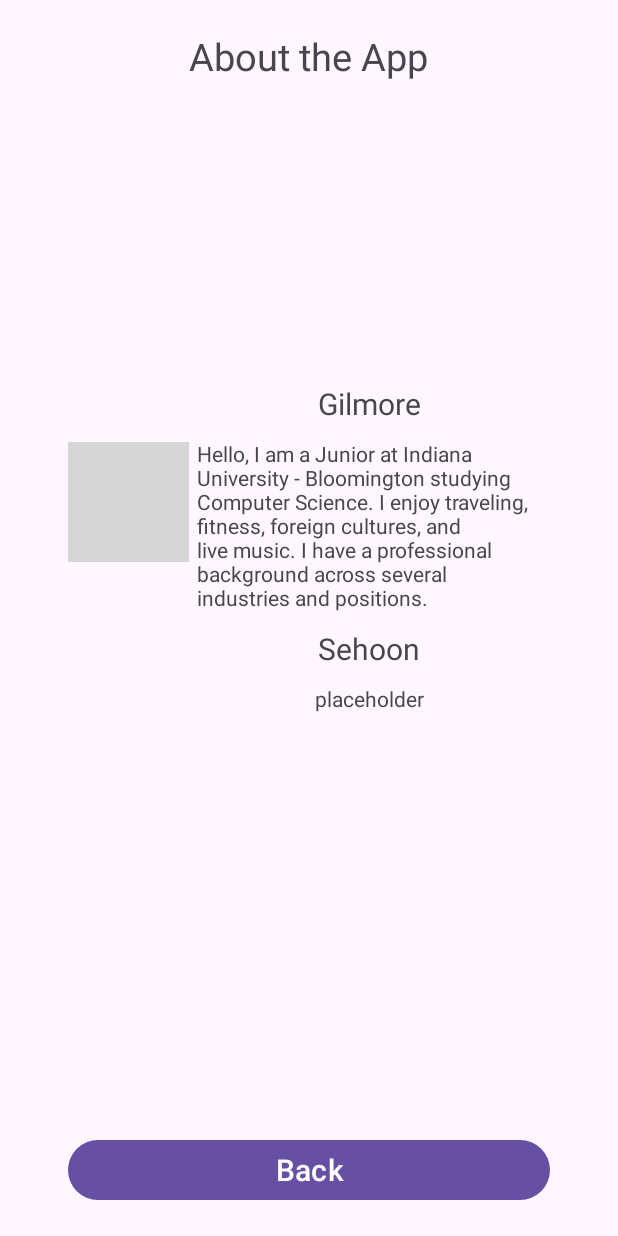
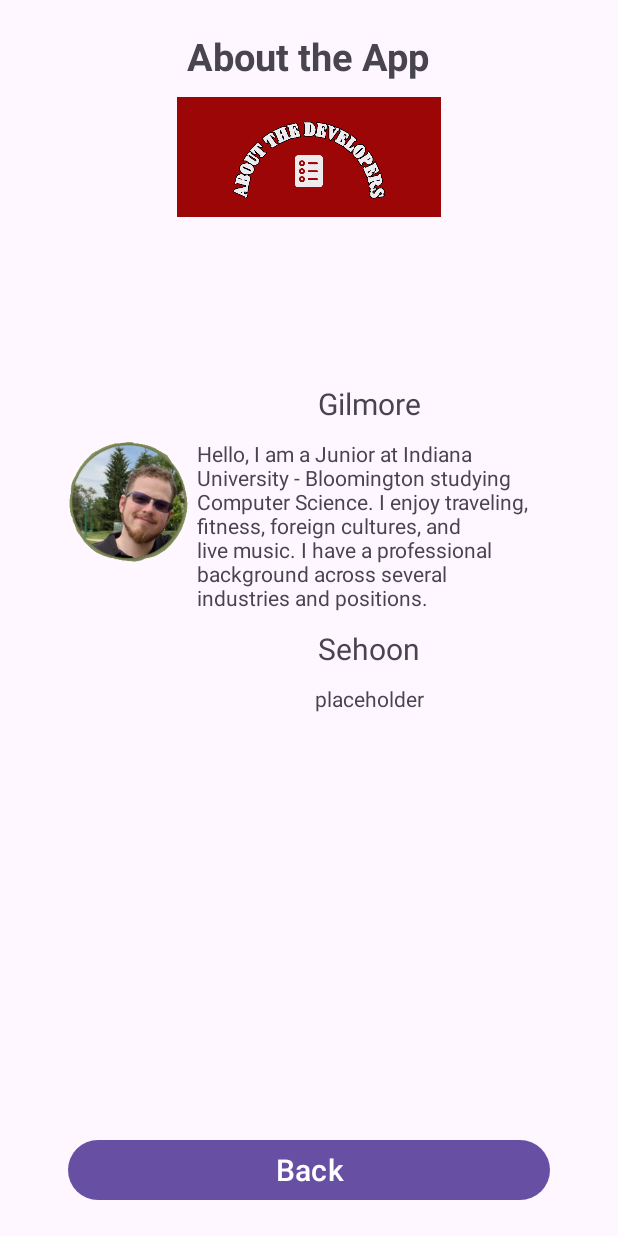
Before and after one commit to tpgnsqkr555/todolistpro, an Android app: the AboutActivity screen opened directly, with no data from a screen before it, on a phone screen of 412 x 824 dp. Run offline under Robolectric (Android 15) with nearby library versions, the phone set to English and light mode, and no system bars; grey boxes are pictures that could not be loaded.

Commit message:
Minor formatting adjustments

```diff
--- a/app/src/main/res/layout/activity_about.xml
+++ b/app/src/main/res/layout/activity_about.xml
@@ -27,14 +27,15 @@
             android:layout_height="wrap_content"
             android:layout_marginBottom="10dp"
             android:text="@string/about_the_app"
-            android:textSize="@dimen/title_text_size" />
+            android:textSize="@dimen/title_text_size"
+            android:textStyle="bold"/>
 
         <ImageView
             android:id="@+id/about_image"
             android:layout_width="match_parent"
             android:layout_height="@dimen/profile_img_dims"
             android:contentDescription="@string/about_image_desc"
-            tools:srcCompat="@tools:sample/avatars" />
+            android:src="@drawable/to_do_list_app_2_about_banner" />
     </LinearLayout>
 
     <LinearLayout
@@ -70,7 +71,7 @@
                 app:layout_constraintBottom_toBottomOf="parent"
                 app:layout_constraintStart_toStartOf="parent"
                 app:layout_constraintTop_toTopOf="parent"
-                android:src="@drawable/gilmore_profile" />
+                android:src="@drawable/profile" />
 
             <LinearLayout
                 android:id="@+id/gilmore_about_text"
```
